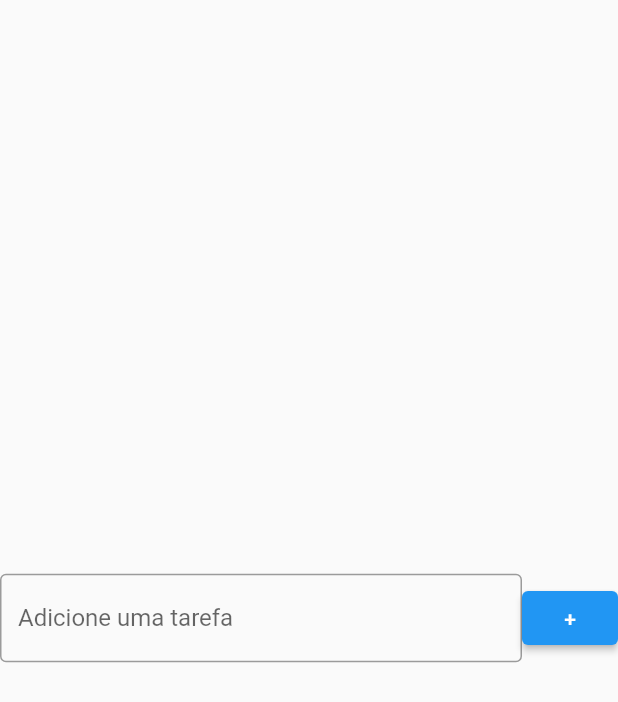
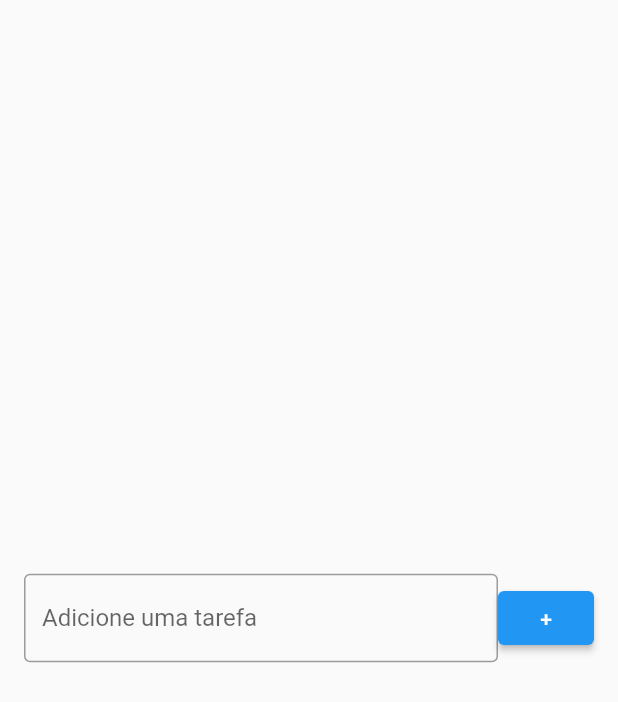
Before and after one commit to adrianoaraujo0/APP_LISTA_DE_TAREFAS, a Flutter app: the screen it shows after launch, on a phone screen of 412 x 824 dp. Shown: the top 702 px of the screen. Run offline on Flutter 3.47's test engine with Material 2 defaults, Android fonts, the phone set to English and light mode, and no system bars.

Commit message:
C.91.2 - Trabalhando com o Expannded

```diff
--- a/lib/pages/todo_list_page.dart
+++ b/lib/pages/todo_list_page.dart
@@ -10,6 +10,8 @@ class TodoListPage extends StatelessWidget {
   Widget build(BuildContext context) {
     return Scaffold(
       body: Center(
+        child: Padding(
+          padding: const EdgeInsets.symmetric(horizontal: 16),
           child: Row(
             children: [
               Expanded(
@@ -22,12 +24,13 @@ class TodoListPage extends StatelessWidget {
                 ),
               ),
               ElevatedButton(
-              onPressed: (){},
+                onPressed: () {},
                 child: Text("+"),
               ),
             ],
           ),
         ),
+      ),
     );
   }
 }
```
Lines whose indentation alone changed are shown as unchanged.
